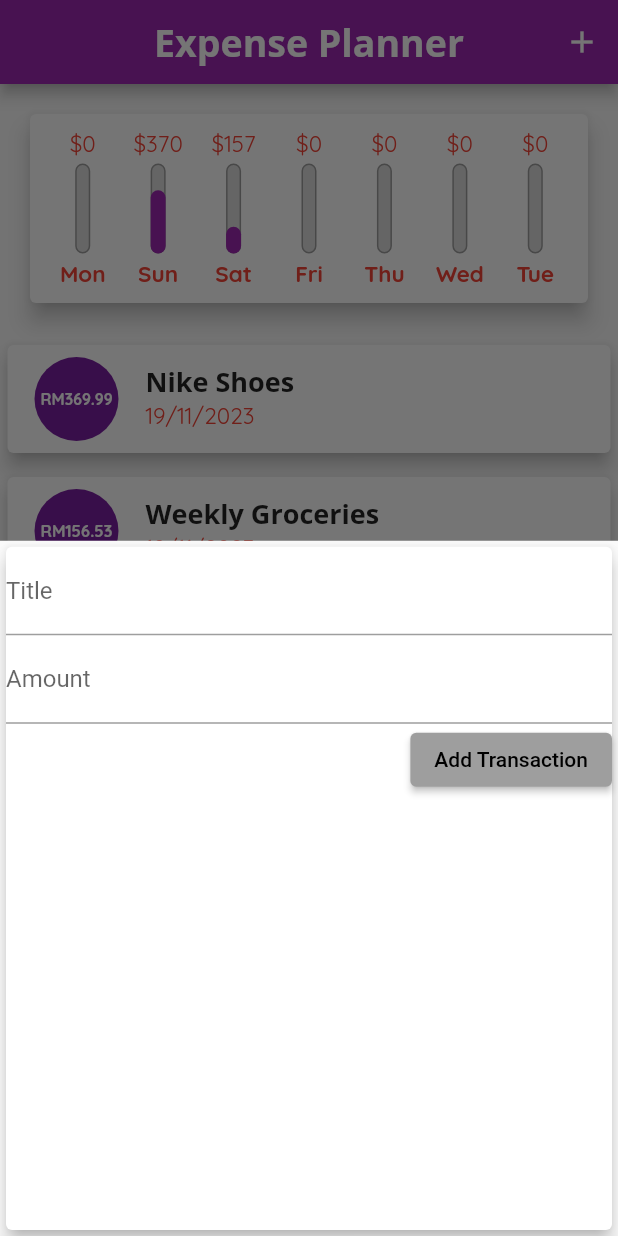
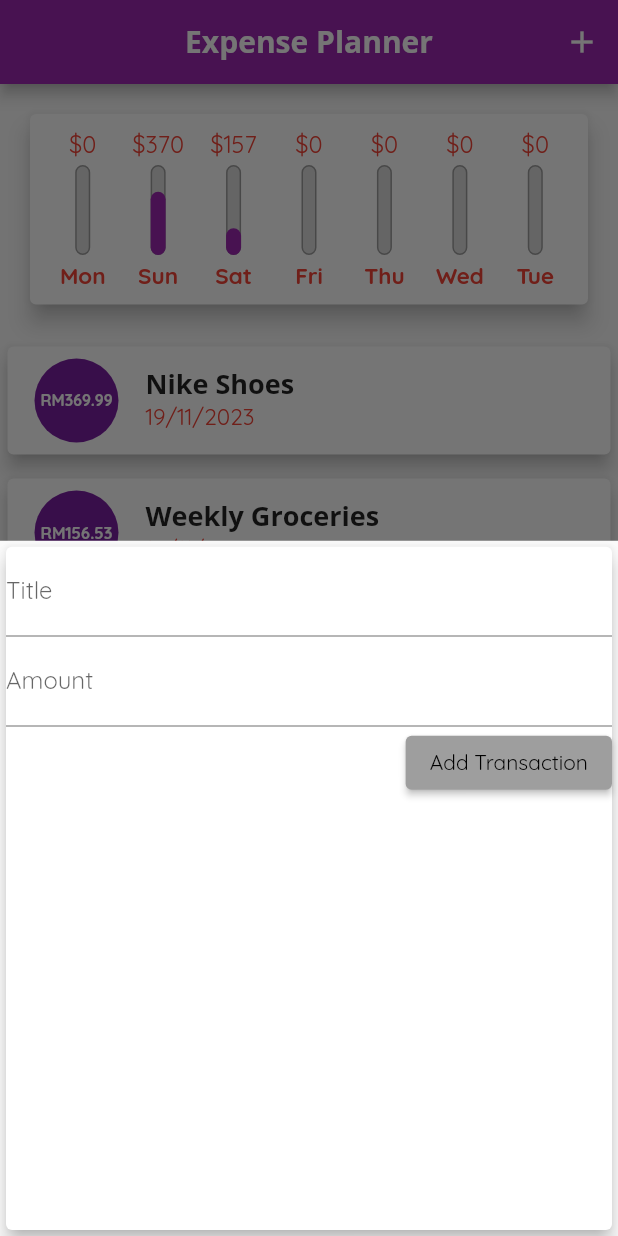
Before and after one commit to apikmeister/expense-app, a Flutter app: the screen it shows after launch, after a tap on the "add" icon, on a phone screen of 412 x 824 dp. Run offline on Flutter 3.47's test engine with Material 2 defaults, Android fonts, the phone set to English and light mode, and no system bars.

Commit message:
Refactor textTheme and appBarTheme in MaterialApp

```diff
--- a/lib/main.dart
+++ b/lib/main.dart
@@ -11,12 +11,13 @@ class MyApp extends StatelessWidget {
   @override
   Widget build(BuildContext context) {
     return MaterialApp(
+      debugShowCheckedModeBanner: false,
       title: 'Flutter App',
       theme: ThemeData(
         primarySwatch: Colors.purple,
         splashColor: Colors.amber,
         fontFamily: 'Quicksand',
-        textTheme: ThemeData.light().textTheme.copyWith(
+        textTheme: const TextTheme(
           titleLarge: TextStyle(
             fontFamily: 'OpenSans',
             fontWeight: FontWeight.bold,
@@ -30,7 +31,16 @@ class MyApp extends StatelessWidget {
           bodyMedium: TextStyle(
             fontWeight: FontWeight.normal,
             fontSize: 15,
-                color: Colors.red)),
+            color: Colors.red,
+          ),
+        ),
+        appBarTheme: const AppBarTheme(
+          titleTextStyle: TextStyle(
+            fontFamily: 'OpenSans',
+            fontWeight: FontWeight.bold,
+            fontSize: 20,
+          ),
+        ),
       ),
       home: MyHomePage(),
     );
@@ -48,16 +58,20 @@ class _MyHomePageState extends State {
       id: 't1',
       title: 'Nike Shoes',
       amount: 369.99,
-        date: DateTime.now().subtract(Duration(days: 1))),
+      date: DateTime.now().subtract(
+        Duration(days: 1),
+      ),
+    ),
     Transaction(
       id: 't2',
       title: 'Weekly Groceries',
       amount: 156.53,
-        date: DateTime.now().subtract(Duration(days: 2))),
+      date: DateTime.now().subtract(
+        Duration(days: 2),
+      ),
+    ),
   ];
 
-  //add _addNewTransaction to cater for new record when user click
-  // either at AppBar button or Floating Action Button
   void _addNewTransaction(String txTitle, double txAmount) {
     final newTx = Transaction(
       title: txTitle,
@@ -67,19 +81,17 @@ class _MyHomePageState extends State {
     );
 
     setState(() {
-      _userTransactions.add(newTx); // To retain the current records..
+      _userTransactions.add(newTx);
     });
   }
 
-  //This is the method/function to render the Modal Bottom Sheet...
   void _startAddNewTransaction(BuildContext ctx) {
     showModalBottomSheet(
       context: ctx,
       builder: (_) {
         return GestureDetector(
           onTap: () {},
-          child:
-              NewTransaction(_addNewTransaction), // Call new_transaction.dart
+          child: NewTransaction(_addNewTransaction),
           behavior: HitTestBehavior.opaque,
         );
       },
@@ -115,15 +127,6 @@ class _MyHomePageState extends State {
           mainAxisAlignment: MainAxisAlignment.spaceAround,
           crossAxisAlignment: CrossAxisAlignment.stretch,
           children: <Widget>[
-            // Container(
-            //   width: double.infinity,
-            //   child: Card(
-            //     color: Colors.blue,
-            //     child: Text('CHART!'),
-            //     elevation: 5,
-            //   ),
-            // ),
-            // UserTransactions(),
             Chart(_recentTransactions),
             TransactionList(_userTransactions)
           ],
--- a/lib/widgets/chart_bar.dart
+++ b/lib/widgets/chart_bar.dart
@@ -11,8 +11,11 @@ class ChartBar extends StatelessWidget {
   Widget build(BuildContext context) {
     return Column(
       children: <Widget>[
-        FittedBox(
-          child: Text('\$${spendingAmount.toStringAsFixed(0)}'),
+        Container(
+          height: 20,
+          child: FittedBox(
+            child: Text('\$${spendingAmount.toStringAsFixed(0)}'),
+          ),
         ),
         SizedBox(
           height: 4,
```
Lines whose indentation alone changed are shown as unchanged.
